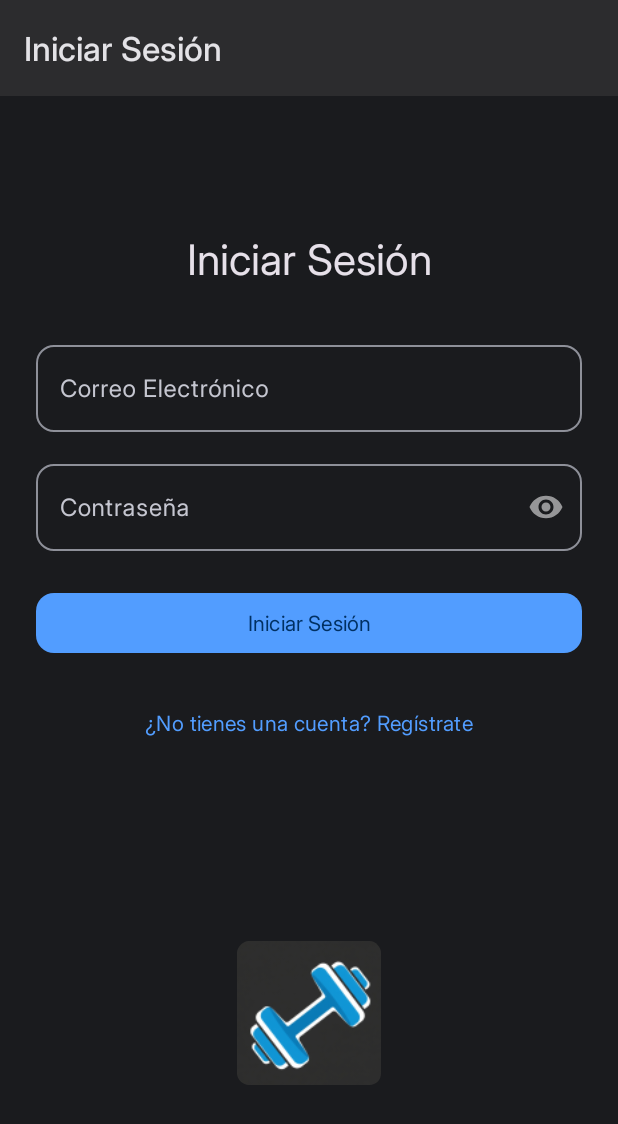
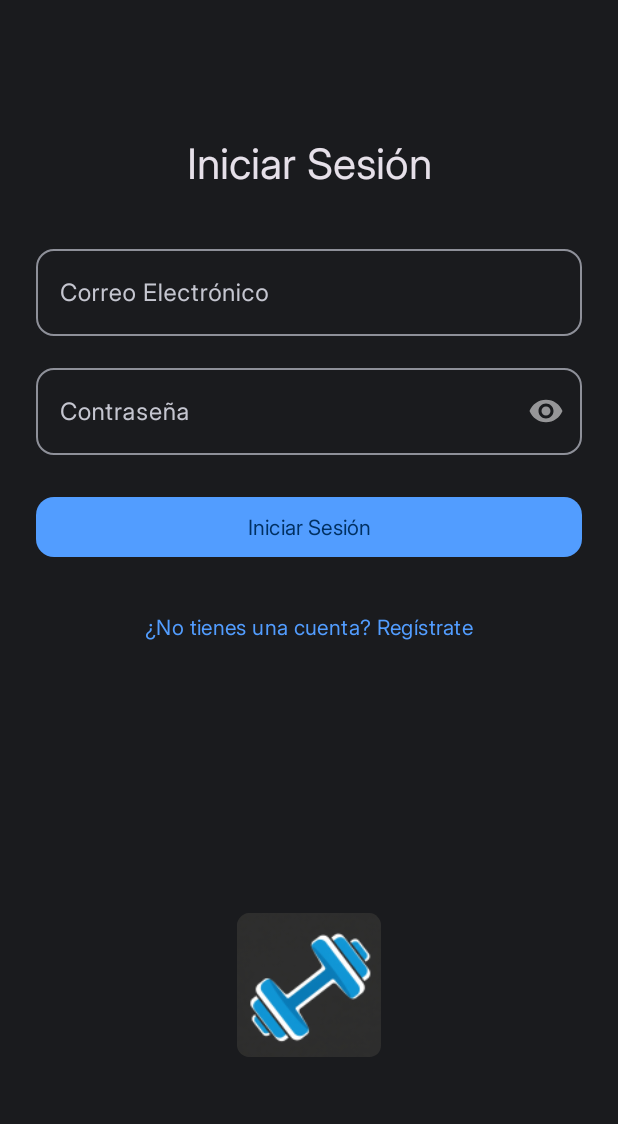
Before and after one commit to manuelduenascortes/GymTrackerViews, an Android app: the screen it shows after launch (MainActivity), on a phone screen of 412 x 824 dp. Shown: the top 1124 px of the screen. Run offline under Robolectric (Android 15) with nearby library versions, the phone set to English and light mode, and no system bars; our stand-ins replace Firebase (no records; nobody signed in at launch, a user with empty details on screens opened directly), navigation-ui.

Commit message:
sin toolbar en iniciar sesion y registro

```diff
--- a/app/src/main/java/com/example/gymtrackerviews/MainActivity.kt
+++ b/app/src/main/java/com/example/gymtrackerviews/MainActivity.kt
@@ -3,13 +3,12 @@ package com.example.gymtrackerviews // Tu paquete
 import androidx.appcompat.app.AppCompatActivity
 import android.os.Bundle
 import android.util.Log
+import android.view.View // Importar View para View.GONE y View.VISIBLE
 import androidx.navigation.NavController
 import androidx.navigation.fragment.NavHostFragment
 import androidx.navigation.ui.AppBarConfiguration
 import androidx.navigation.ui.setupActionBarWithNavController
-// Importa navigateUp si no está ya (generalmente se resuelve automáticamente)
-// import androidx.navigation.ui.navigateUp
-import com.example.gymtrackerviews.databinding.ActivityMainBinding // Tu ViewBinding
+import com.example.gymtrackerviews.databinding.ActivityMainBinding
 
 class MainActivity : AppCompatActivity() {
 
@@ -28,22 +27,35 @@ class MainActivity : AppCompatActivity() {
             .findFragmentById(R.id.nav_host_fragment) as NavHostFragment
         navController = navHostFragment.navController
 
+        // Define los destinos de nivel superior (donde no quieres el botón "atrás" automáticamente)
         appBarConfiguration = AppBarConfiguration(
             setOf(
-                R.id.splashFragment,
-                R.id.loginFragment,
-                R.id.workoutListFragment
+                R.id.splashFragment, // Splash no debería tener Toolbar visible de todas formas
+                R.id.loginFragment,  // Login no tendrá Toolbar
+                R.id.registerFragment, // Register no tendrá Toolbar
+                R.id.workoutListFragment // WorkoutList es un destino de nivel superior con Toolbar
             )
-            // No se pasa DrawerLayout aquí si no lo tienes
         )
         setupActionBarWithNavController(navController, appBarConfiguration)
 
+        // <<< AÑADIDO: Listener para cambios de destino >>>
+        navController.addOnDestinationChangedListener { _, destination, _ ->
+            when (destination.id) {
+                R.id.loginFragment, R.id.registerFragment, R.id.splashFragment -> {
+                    supportActionBar?.hide()
+                    // Si tu Toolbar está dentro de un AppBarLayout, también puedes ocultar el AppBarLayout
+                    binding.appBarLayout.visibility = View.GONE
+                }
+                else -> {
+                    supportActionBar?.show()
+                    binding.appBarLayout.visibility = View.VISIBLE
+                }
+            }
+        }
         Log.d("MainActivity", "Activity Creada. Toolbar y NavController configurados.")
     }
 
     override fun onSupportNavigateUp(): Boolean {
-        // CAMBIO: Usar la versión más simple de navigateUp()
-        // Esto debería funcionar si no hay un DrawerLayout involucrado.
         return navController.navigateUp() || super.onSupportNavigateUp()
     }
 }
--- a/app/src/main/java/com/example/gymtrackerviews/ui/auth/LoginFragment.kt
+++ b/app/src/main/java/com/example/gymtrackerviews/ui/auth/LoginFragment.kt
@@ -6,6 +6,7 @@ import android.view.LayoutInflater
 import android.view.View
 import android.view.ViewGroup
 import android.widget.Toast
+// import androidx.appcompat.app.AppCompatActivity // Ya no es necesario si solo se usaba para la toolbar
 import androidx.fragment.app.Fragment
 import androidx.navigation.fragment.findNavController
 import com.example.gymtrackerviews.R
@@ -14,15 +15,11 @@ import com.google.firebase.auth.FirebaseAuth
 import com.google.firebase.auth.ktx.auth // Importación para ktx
 import com.google.firebase.ktx.Firebase // Importación para ktx
 
-/**
- * Un Fragment para manejar el inicio de sesión de usuarios existentes.
- */
 class LoginFragment : Fragment() {
 
     private var _binding: FragmentLoginBinding? = null
     private val binding get() = _binding!!
 
-    // Declarar una instancia de FirebaseAuth
     private lateinit var auth: FirebaseAuth
 
     override fun onCreateView(
@@ -36,25 +33,9 @@ class LoginFragment : Fragment() {
     override fun onViewCreated(view: View, savedInstanceState: Bundle?) {
         super.onViewCreated(view, savedInstanceState)
 
-        // Inicializar FirebaseAuth
+        // Ya NO se oculta la Toolbar aquí
+
         auth = Firebase.auth
-
-        // Comprobar si el usuario ya ha iniciado sesión (opcional, pero buena UX)
-        // Si el usuario ya está logueado, podríamos llevarlo directamente a la lista de workouts.
-        // Esto se haría normalmente en un "Splash Screen" o en la MainActivity,
-        // pero lo pongo aquí como ejemplo conceptual.
-        /*
-        if (auth.currentUser != null) {
-            if (isAdded) { // Comprobar si el fragment está añadido
-                try {
-                    findNavController().navigate(R.id.action_loginFragment_to_workoutListFragment)
-                } catch (e: IllegalStateException) {
-                    Log.e("LoginFragment", "Navigation to workout list (already logged in) failed: ${e.message}")
-                }
-            }
-            return // Salir de onViewCreated si ya está logueado y navegó
-        }
-        */
 
         binding.buttonLogin.setOnClickListener {
             val email = binding.editTextEmailLogin.text.toString().trim()
@@ -67,9 +48,6 @@ class LoginFragment : Fragment() {
                 return@setOnClickListener
             }
 
-            // Aquí podrías mostrar un ProgressBar
-            // if (isAdded) binding.progressBarLogin.visibility = View.VISIBLE // Necesitarías añadir un ProgressBar a tu XML
-
             auth.signInWithEmailAndPassword(email, password)
                 .addOnCompleteListener(requireActivity()) { task ->
                     if (!isAdded || _binding == null) {
@@ -77,18 +55,12 @@ class LoginFragment : Fragment() {
                         return@addOnCompleteListener
                     }
 
-                    // Ocultar ProgressBar
-                    // binding.progressBarLogin.visibility = View.GONE
-
                     if (task.isSuccessful) {
-                        // Inicio de sesión exitoso
                         Log.d("LoginFragment", "signInWithEmail:success")
                         val user = auth.currentUser
                         context?.let { ctx ->
                             Toast.makeText(ctx, "Inicio de sesión exitoso: ${user?.email}", Toast.LENGTH_SHORT).show()
                         }
-
-                        // Navegar a la pantalla principal de la aplicación (WorkoutListFragment)
                         if (isAdded) {
                             try {
                                 findNavController().navigate(R.id.action_loginFragment_to_workoutListFragment)
@@ -97,7 +69,6 @@ class LoginFragment : Fragment() {
                             }
                         }
                     } else {
-                        // Si el inicio de sesión falla, muestra un mensaje al usuario.
                         Log.w("LoginFragment", "signInWithEmail:failure", task.exception)
                         context?.let { ctx ->
                             Toast.makeText(ctx, "Error en el inicio de sesión: ${task.exception?.message}", Toast.LENGTH_LONG).show()
@@ -119,6 +90,7 @@ class LoginFragment : Fragment() {
 
     override fun onDestroyView() {
         super.onDestroyView()
+        // Ya NO se muestra la Toolbar aquí
         _binding = null
     }
 }
--- a/app/src/main/res/anim/slide_in_left.xml
+++ b/app/src/main/res/anim/slide_in_left.xml
@@ -6,5 +6,5 @@
         android:toXDelta="0%"
         android:fromYDelta="0%"
         android:toYDelta="0%"
-        android:duration="@android:integer/config_mediumAnimTime" />
+        android:duration="250" />
 </set>
--- a/app/src/main/res/anim/slide_in_right.xml
+++ b/app/src/main/res/anim/slide_in_right.xml
@@ -6,5 +6,5 @@
         android:toXDelta="0%"
         android:fromYDelta="0%"
         android:toYDelta="0%"
-        android:duration="@android:integer/config_mediumAnimTime" />
+        android:duration="250" />
 </set>
--- a/app/src/main/res/anim/slide_out_left.xml
+++ b/app/src/main/res/anim/slide_out_left.xml
@@ -6,5 +6,5 @@
         android:toXDelta="-100%p"
         android:fromYDelta="0%"
         android:toYDelta="0%"
-        android:duration="@android:integer/config_mediumAnimTime" />
+        android:duration="250" />
 </set>
--- a/app/src/main/res/anim/slide_out_right.xml
+++ b/app/src/main/res/anim/slide_out_right.xml
@@ -6,5 +6,5 @@
         android:toXDelta="100%p"
         android:fromYDelta="0%"
         android:toYDelta="0%"
-        android:duration="@android:integer/config_mediumAnimTime" />
+        android:duration="250" />
 </set>
```
Also changed, not shown: app/src/main/java/com/example/gymtrackerviews/ui/auth/RegisterFragment.kt (+10 -27 lines).
